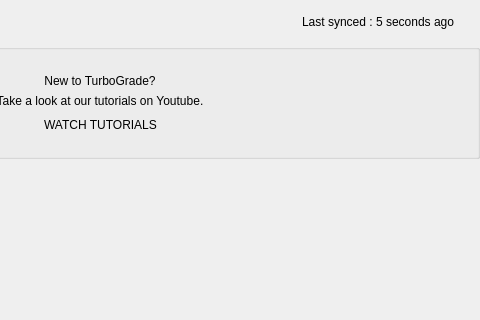
Old version of the form TurboGrade/ui/dashboard.ui in the repository wassgha/TurboGrade; both pictures show x 280 to 760 and y 0 to 320 of the 760 by 475 pixel window.
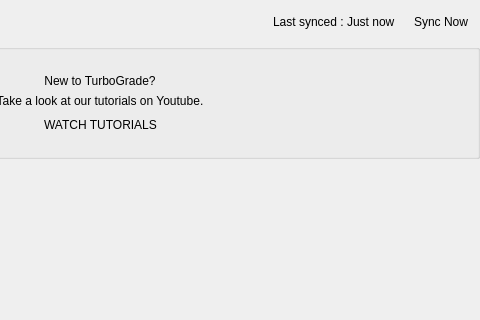
New version of the form. Icons and pictures are not drawn. Custom widgets are drawn as their Qt base class.

Commit message: Added "sync now" button

What changed in the file:
```diff
--- a/TurboGrade/ui/dashboard.ui
+++ b/TurboGrade/ui/dashboard.ui
@@ -262,7 +262,7 @@
       <item>
        <widget class="QLabel" name="last_synced">
         <property name="text">
-         <string>Last synced : 5 seconds ago</string>
+         <string>Last synced : Just now</string>
         </property>
        </widget>
       </item>
@@ -273,6 +273,13 @@
         </property>
        </widget>
       </item>
+      <item>
+       <widget class="ClickableLabel" name="sync_now">
+        <property name="text">
+         <string>Sync Now</string>
+        </property>
+       </widget>
+      </item>
      </layout>
     </widget>
    </item>
```
Left out of the diff: 6 changed lines with no effect on the pictures. The commit also changes 4 other files.
